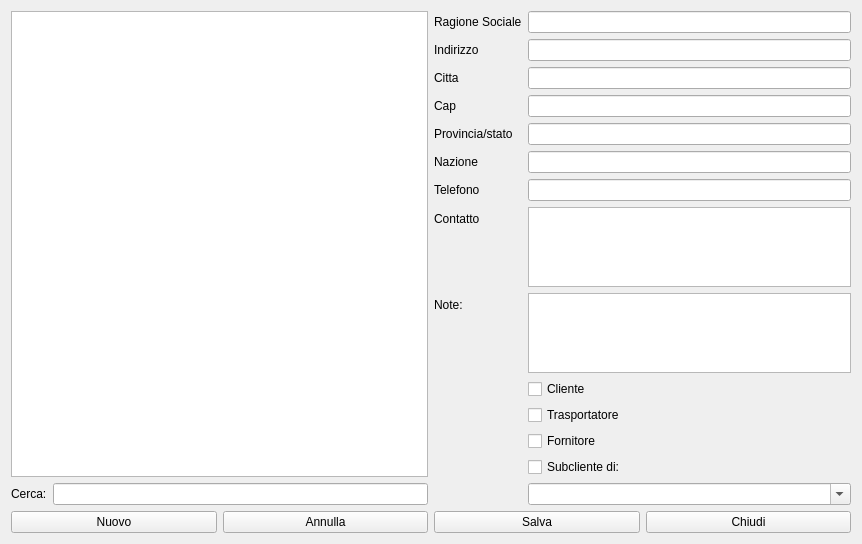
Qt form hutenti.ui (fblabs/hamlet-mod-sancon) before a commit.
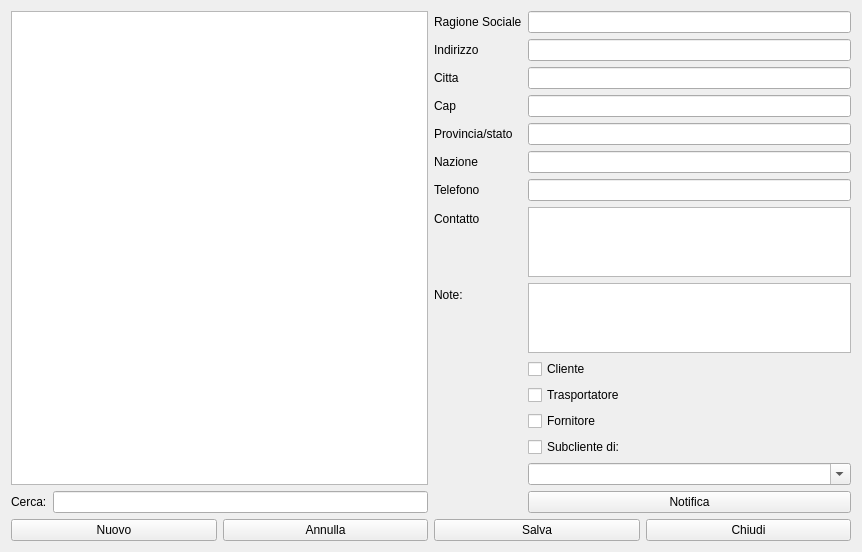
The same form after that commit. Icons and pictures are not drawn.

The edit to the form file:
```diff
--- a/hutenti.ui
+++ b/hutenti.ui
@@ -10,7 +10,7 @@
     <x>0</x>
     <y>0</y>
     <width>862</width>
-    <height>544</height>
+    <height>508</height>
    </rect>
   </property>
   <property name="windowTitle">
@@ -180,7 +180,7 @@
            </property>
           </widget>
          </item>
-         <item row="14" column="1">
+         <item row="15" column="1">
           <widget class="QComboBox" name="cbxMasterCli">
            <property name="enabled">
             <bool>true</bool>
@@ -193,6 +193,17 @@
            </property>
           </widget>
          </item>
+         <item row="16" column="1">
+          <widget class="QPushButton" name="pushButton_5">
+           <property name="text">
+            <string>Notifica</string>
+           </property>
+           <property name="icon">
+            <iconset resource="icons.qrc">
+             <normaloff>:/Resources/Chat.PNG</normaloff>:/Resources/Chat.PNG</iconset>
+           </property>
+          </widget>
+         </item>
         </layout>
        </item>
       </layout>
```
